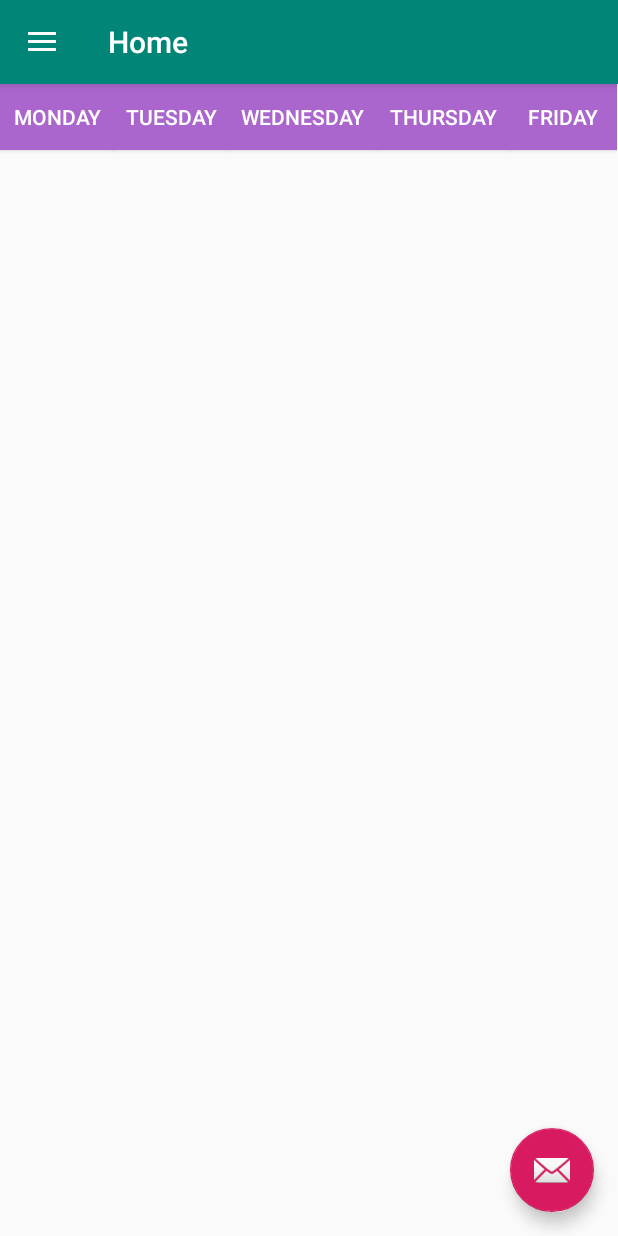
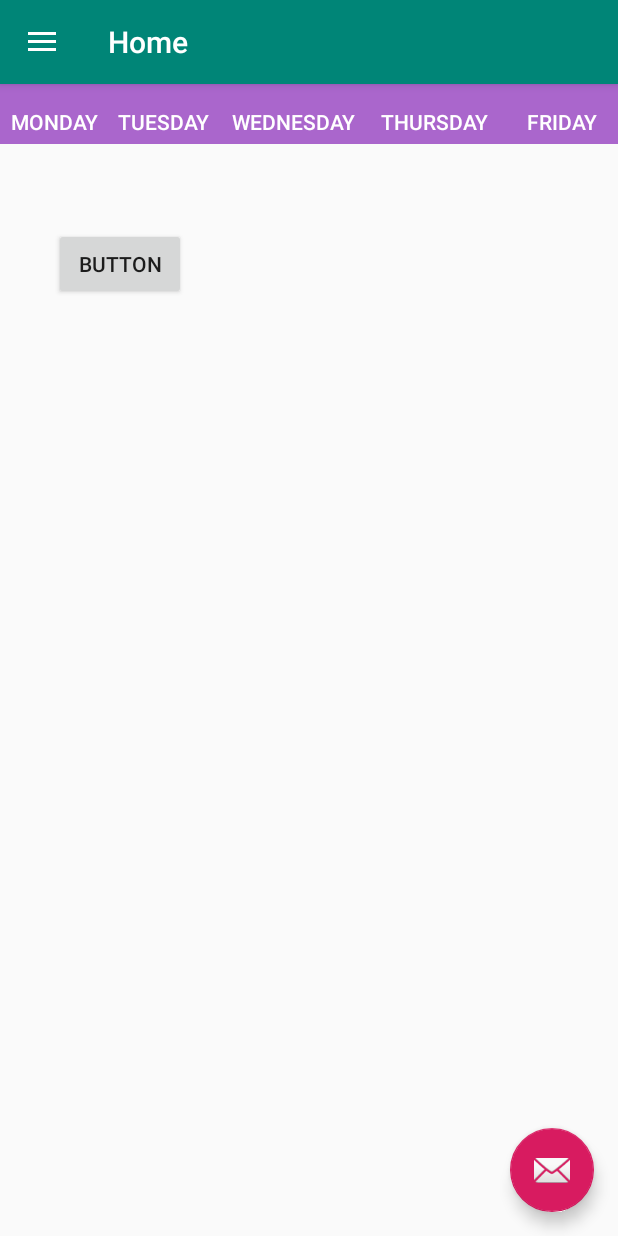
Before and after one commit to FrancoEvett/BETTer-App-Group27, an Android app: the better screen opened directly, with no data from a screen before it, on a phone screen of 412 x 824 dp. Run offline under Robolectric (Android 15) with nearby library versions, the phone set to English and light mode, and no system bars; our stand-ins replace navigation-ui.

Commit message:
If it doesn't work now I will just cry

```diff
--- a/app/src/main/res/layout/fragment_home.xml
+++ b/app/src/main/res/layout/fragment_home.xml
@@ -6,8 +6,9 @@
     android:layout_height="match_parent">
 
     <HorizontalScrollView
-        android:layout_width="413dp"
-        android:layout_height="53dp"
+        android:id="@+id/horizontalScrollView"
+        android:layout_width="419dp"
+        android:layout_height="40dp"
         android:scrollbars="none"
         app:layout_constraintBottom_toBottomOf="parent"
         app:layout_constraintEnd_toEndOf="parent"
@@ -23,8 +24,8 @@
 
             <Button
                 android:id="@+id/Monday"
-                android:layout_width="76dp"
-                android:layout_height="44dp"
+                android:layout_width="72dp"
+                android:layout_height="50dp"
                 android:background="@android:color/holo_purple"
                 android:onClick="Monday"
                 android:text="MONDAY"
@@ -38,8 +39,8 @@
 
             <Button
                 android:id="@+id/Tuesday"
-                android:layout_width="76dp"
-                android:layout_height="44dp"
+                android:layout_width="74dp"
+                android:layout_height="match_parent"
                 android:background="@android:color/holo_purple"
                 android:onClick="Tuesday"
                 android:text="TUESDAY"
@@ -54,7 +55,7 @@
             <Button
                 android:id="@+id/Wednesday"
                 android:layout_width="99dp"
-                android:layout_height="44dp"
+                android:layout_height="50dp"
                 android:background="@android:color/holo_purple"
                 android:onClick="Wednesday"
                 android:text="WEDNESDAY"
@@ -69,7 +70,7 @@
             <Button
                 android:id="@+id/Thursday"
                 android:layout_width="wrap_content"
-                android:layout_height="44dp"
+                android:layout_height="50dp"
                 android:background="@android:color/holo_purple"
                 android:onClick="Thursday"
                 android:text="THURSDAY"
@@ -83,8 +84,8 @@
 
             <Button
                 android:id="@+id/friday"
-                android:layout_width="72dp"
-                android:layout_height="44dp"
+                android:layout_width="83dp"
+                android:layout_height="50dp"
                 android:layout_weight="1"
                 android:background="@android:color/holo_purple"
                 android:onClick="Friday"
@@ -102,14 +103,28 @@
 
     <TextView
         android:id="@+id/displayInfo1"
-        android:layout_width="336dp"
-        android:layout_height="417dp"
+        android:layout_width="385dp"
+        android:layout_height="493dp"
         android:scrollbars="vertical"
+        android:visibility="visible"
         app:layout_constraintBottom_toBottomOf="parent"
         app:layout_constraintEnd_toEndOf="parent"
-        app:layout_constraintHorizontal_bias="0.493"
+        app:layout_constraintHorizontal_bias="0.615"
         app:layout_constraintStart_toStartOf="parent"
         app:layout_constraintTop_toTopOf="parent"
-        app:layout_constraintVertical_bias="0.426" />
+        app:layout_constraintVertical_bias="0.655" />
+
+    <Button
+        android:id="@+id/button"
+        android:layout_width="wrap_content"
+        android:layout_height="wrap_content"
+        android:onClick="Monday"
+        android:text="Button"
+        app:layout_constraintBottom_toBottomOf="parent"
+        app:layout_constraintEnd_toEndOf="parent"
+        app:layout_constraintHorizontal_bias="0.111"
+        app:layout_constraintStart_toStartOf="parent"
+        app:layout_constraintTop_toTopOf="parent"
+        app:layout_constraintVertical_bias="0.133" />
 
 </androidx.constraintlayout.widget.ConstraintLayout>
--- a/app/src/main/res/layout/nav_header_better.xml
+++ b/app/src/main/res/layout/nav_header_better.xml
@@ -16,9 +16,9 @@
 
     <ImageView
         android:id="@+id/imageView"
-        android:layout_width="259dp"
-        android:layout_height="68dp"
-        app:srcCompat="@drawable/better_logo" />
+        android:layout_width="333dp"
+        android:layout_height="92dp"
+        app:srcCompat="@drawable/logo" />
 
     <TextView
         android:layout_width="match_parent"
```
Also changed, not shown: app/src/main/java/com/example/better/MainActivity.java (+23 -20 lines), app/src/main/java/com/example/better/better.java (+69 -66 lines), app/src/main/res/layout/activity_sign_up.xml (+15 -16 lines).
